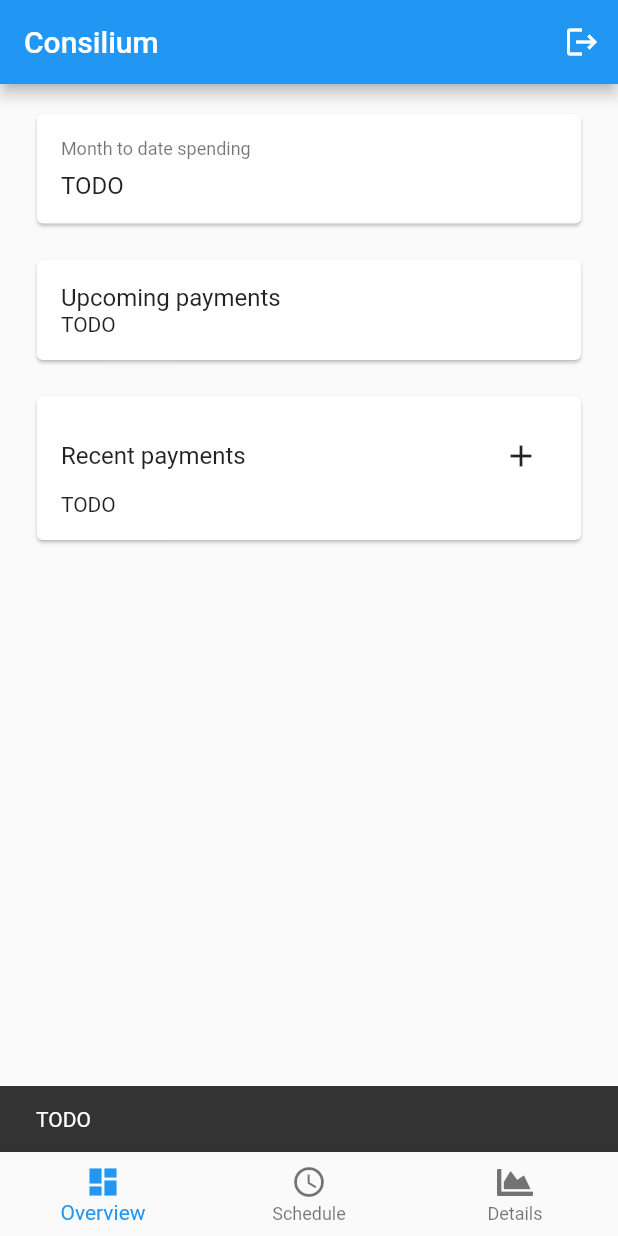
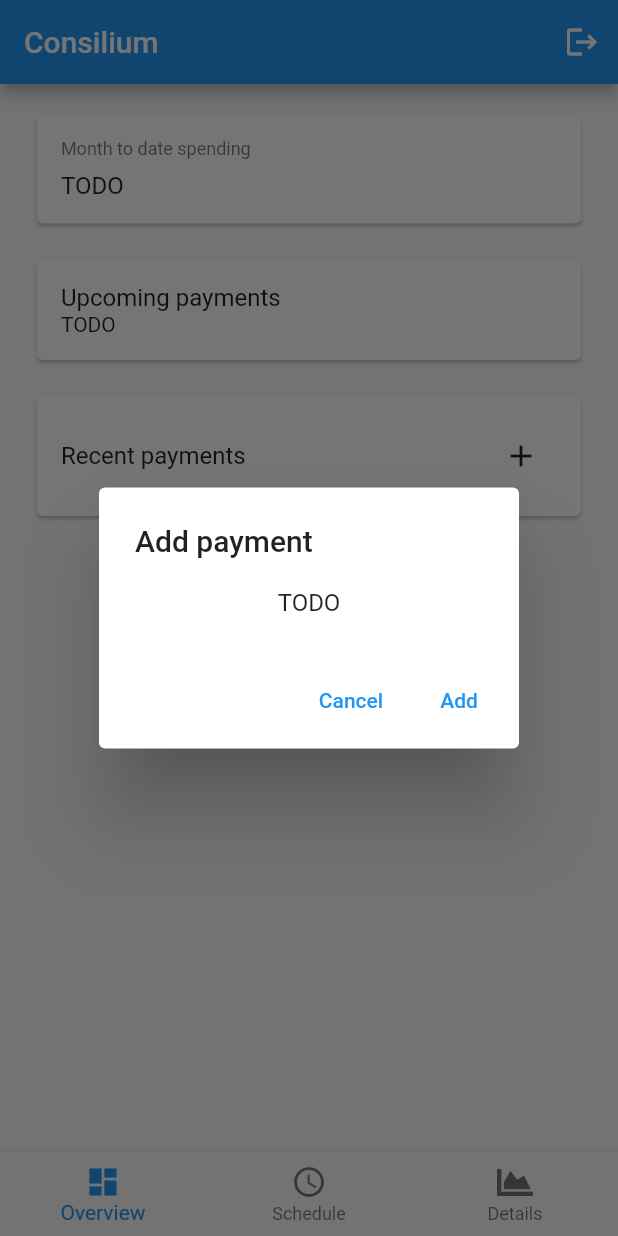
Before and after one commit to niels-hb/consilium, a Flutter app: the screen it shows once a user with an empty profile is signed in, after a tap on the "add" icon, on a phone screen of 412 x 824 dp. Run offline on Flutter 3.47's test engine with Material 2 defaults, Android fonts, the light colour scheme and no system bars; our stand-ins replace cloud_firestore, firebase_auth, firebase_core, font_awesome_flutter; missing offline and left inert: enum_to_string; accounts and stored records are empty; generated files the repository leaves out were written again.

Commit message:
Added list of recent transactions to OverviewTab

```diff
--- a/lib/l10n/app_de.arb
+++ b/lib/l10n/app_de.arb
@@ -18,5 +18,8 @@
     "details": "Details",
     "monthToDate": "Ausgaben seit Monatsbeginn",
     "upcomingPayments": "Nächste geplante Ausgaben",
-    "latestTransactions": "Letzte Ausgaben"
+    "latestTransactions": "Letzte Ausgaben",
+    "addTransaction": "Zahlung hinzufügen",
+    "add": "Hinzufügen",
+    "cancel": "Abbrechen"
 }
--- a/lib/l10n/app_en.arb
+++ b/lib/l10n/app_en.arb
@@ -45,5 +45,8 @@
       "description": "Displayed on the overview page to indicate the amount spent since the beginning of the month."
     },
     "upcomingPayments": "Upcoming payments",
-    "latestTransactions": "Recent payments"
+    "latestTransactions": "Recent payments",
+    "addTransaction": "Add payment",
+    "add": "Add",
+    "cancel": "Cancel"
 }
--- a/lib/pages/home/tabs/overview.dart
+++ b/lib/pages/home/tabs/overview.dart
@@ -1,4 +1,10 @@
+import 'package:cloud_firestore/cloud_firestore.dart';
+import 'package:consilium/models/transaction_model.dart';
+import 'package:consilium/services/firebase_service.dart';
 import 'package:consilium/util/custom_theme.dart';
+import 'package:consilium/widgets/add_transaction_dialog.dart';
+import 'package:consilium/widgets/transaction_list_tile.dart';
+import 'package:firebase_auth/firebase_auth.dart';
 import 'package:flutter/material.dart';
 import 'package:flutter_gen/gen_l10n/app_localizations.dart';
 
@@ -8,12 +14,12 @@ class OverviewTab extends StatelessWidget {
   @override
   Widget build(BuildContext context) {
     return ListView(
-      children: const [
-        SizedBox(height: 16.0),
-        _MonthToDateCard(),
-        SizedBox(height: 16.0),
-        _UpcomingPaymentsCard(),
-        SizedBox(height: 16.0),
+      children: [
+        const SizedBox(height: 16.0),
+        const _MonthToDateCard(),
+        const SizedBox(height: 16.0),
+        const _UpcomingPaymentsCard(),
+        const SizedBox(height: 16.0),
         _LatestTransactionsCard(),
       ],
     );
@@ -90,7 +96,13 @@ class _UpcomingPaymentsCard extends StatelessWidget {
 }
 
 class _LatestTransactionsCard extends StatelessWidget {
-  const _LatestTransactionsCard({Key? key}) : super(key: key);
+  final Query<TransactionModel> _transactions =
+      FirebaseService.getTransactionsCollection()
+          .where('uid', isEqualTo: FirebaseAuth.instance.currentUser!.uid)
+          .orderBy('created_on', descending: true)
+          .limit(10);
+
+  _LatestTransactionsCard({Key? key}) : super(key: key);
 
   @override
   Widget build(BuildContext context) {
@@ -131,14 +143,39 @@ class _LatestTransactionsCard extends StatelessWidget {
   }
 
   Widget _buildTransactionList() {
-    return const Text('TODO');
+    return StreamBuilder<QuerySnapshot<TransactionModel>>(
+      stream: _transactions.snapshots(),
+      builder: (context, snapshot) {
+        if (snapshot.hasError) {
+          return Center(
+            child: Text(snapshot.error.toString()),
+          );
+        }
+
+        if (snapshot.hasData) {
+          List<QueryDocumentSnapshot<TransactionModel>> data =
+              snapshot.data!.docs;
+
+          return ListView.builder(
+            shrinkWrap: true,
+            itemCount: data.length,
+            itemBuilder: (context, index) => TransactionListTile(
+              transaction: data[index].data(),
+            ),
+          );
+        }
+
+        return const Center(
+          child: CircularProgressIndicator(),
+        );
+      },
+    );
   }
 
   void _addTransaction(BuildContext context) {
-    ScaffoldMessenger.of(context).showSnackBar(
-      const SnackBar(
-        content: Text('TODO'),
-      ),
+    showDialog(
+      context: context,
+      builder: (context) => const AddTransactionDialog(),
     );
   }
 }
--- /dev/null
+++ b/lib/widgets/add_transaction_dialog.dart
@@ -0,0 +1,61 @@
+import 'package:flutter/material.dart';
+import 'package:flutter_gen/gen_l10n/app_localizations.dart';
+
+class AddTransactionDialog extends StatefulWidget {
+  const AddTransactionDialog({Key? key}) : super(key: key);
+
+  @override
+  State<AddTransactionDialog> createState() => AddTransactionDialogState();
+}
+
+class AddTransactionDialogState extends State<AddTransactionDialog> {
+  final _formKey = GlobalKey<FormState>();
+
+  bool _active = true;
+
+  @override
+  Widget build(BuildContext context) {
+    return AlertDialog(
+      title: Text(AppLocalizations.of(context)!.addTransaction),
+      content: Form(
+        key: _formKey,
+        child: Column(
+          mainAxisSize: MainAxisSize.min,
+          children: const [
+            Text('TODO'),
+          ],
+        ),
+      ),
+      actions: [
+        TextButton(
+          onPressed: _cancel,
+          child: Text(AppLocalizations.of(context)!.cancel),
+        ),
+        TextButton(
+          onPressed: _active ? _submit : null,
+          child: Text(AppLocalizations.of(context)!.add),
+        ),
+      ],
+    );
+  }
+
+  void _cancel() {
+    Navigator.of(context).pop();
+  }
+
+  void _submit() async {
+    if (!_formKey.currentState!.validate()) {
+      return;
+    }
+
+    setState(() {
+      _active = false;
+    });
+
+    await Future.delayed(const Duration(seconds: 1));
+
+    setState(() {
+      _active = true;
+    });
+  }
+}
```
Also changed, not shown: lib/widgets/transaction_list_tile.dart (added, +87 -0 lines).
